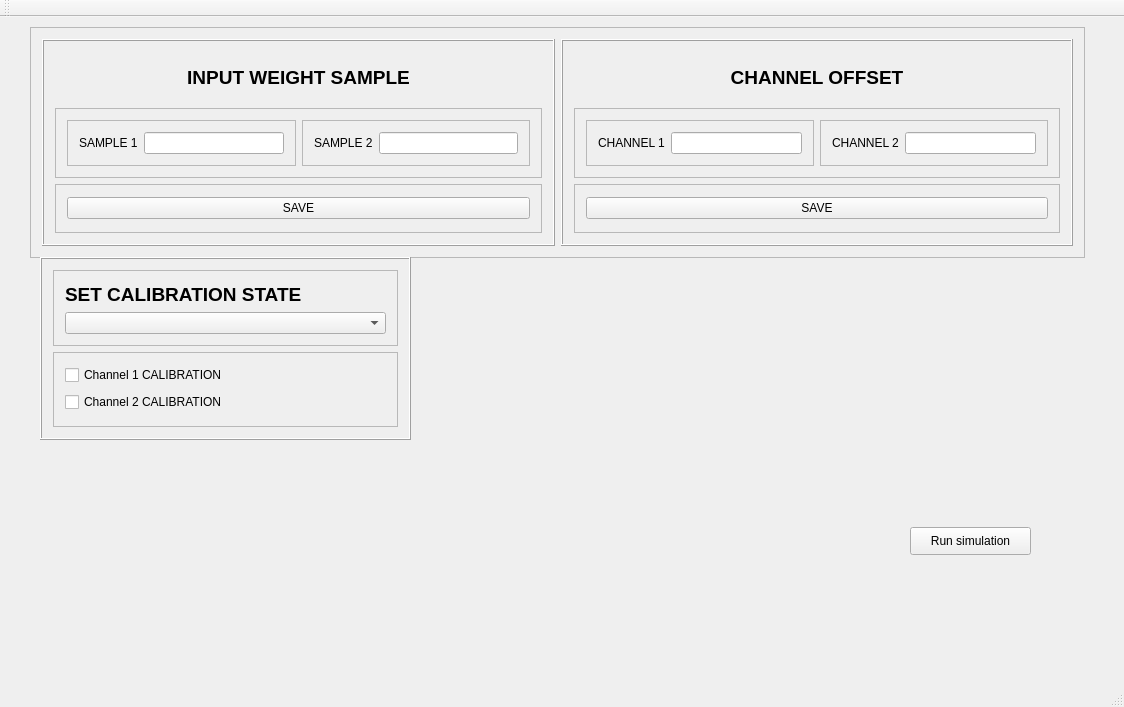
First picture: the form in mainwindow.ui, repository rightec/SiframixSimul, before the edit.
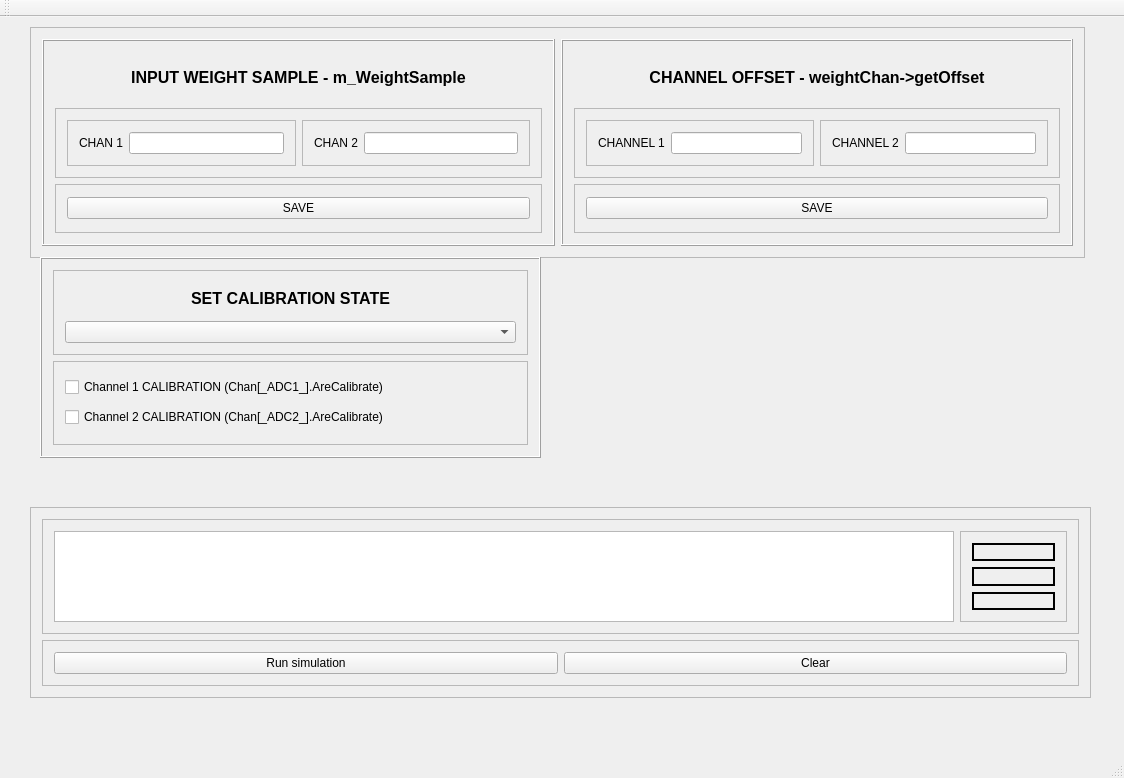
Second picture: the form after the edit.

Patch:
```diff
--- a/mainwindow.ui
+++ b/mainwindow.ui
@@ -7,26 +7,13 @@
     <x>0</x>
     <y>0</y>
     <width>1124</width>
-    <height>707</height>
+    <height>778</height>
    </rect>
   </property>
   <property name="windowTitle">
    <string>MainWindow</string>
   </property>
   <widget class="QWidget" name="centralWidget">
-   <widget class="QPushButton" name="pushButton">
-    <property name="geometry">
-     <rect>
-      <x>910</x>
-      <y>510</y>
-      <width>121</width>
-      <height>28</height>
-     </rect>
-    </property>
-    <property name="text">
-     <string>Run simulation</string>
-    </property>
-   </widget>
    <widget class="QFrame" name="frame_9">
     <property name="geometry">
      <rect>
@@ -56,13 +43,13 @@
          <widget class="QLabel" name="m_lbl_WeightSampleTitle">
           <property name="font">
            <font>
-            <pointsize>14</pointsize>
+            <pointsize>12</pointsize>
             <weight>75</weight>
             <bold>true</bold>
            </font>
           </property>
           <property name="text">
-           <string>INPUT WEIGHT SAMPLE</string>
+           <string>INPUT WEIGHT SAMPLE - m_WeightSample</string>
           </property>
           <property name="alignment">
            <set>Qt::AlignCenter</set>
@@ -90,7 +77,7 @@
               <item>
                <widget class="QLabel" name="label">
                 <property name="text">
-                 <string>SAMPLE 1</string>
+                 <string>CHAN 1</string>
                 </property>
                </widget>
               </item>
@@ -112,7 +99,7 @@
               <item>
                <widget class="QLabel" name="label_2">
                 <property name="text">
-                 <string>SAMPLE 2</string>
+                 <string>CHAN 2</string>
                 </property>
                </widget>
               </item>
@@ -160,13 +147,13 @@
          <widget class="QLabel" name="m_lbl_WeightSampleTitle_2">
           <property name="font">
            <font>
-            <pointsize>14</pointsize>
+            <pointsize>12</pointsize>
             <weight>75</weight>
             <bold>true</bold>
            </font>
           </property>
           <property name="text">
-           <string>CHANNEL OFFSET</string>
+           <string>CHANNEL OFFSET - weightChan-&gt;getOffset</string>
           </property>
           <property name="alignment">
            <set>Qt::AlignCenter</set>
@@ -258,8 +245,8 @@
      <rect>
       <x>40</x>
       <y>240</y>
-      <width>371</width>
-      <height>183</height>
+      <width>501</width>
+      <height>201</height>
      </rect>
     </property>
     <property name="frameShape">
@@ -282,7 +269,7 @@
          <widget class="QLabel" name="label_5">
           <property name="font">
            <font>
-            <pointsize>14</pointsize>
+            <pointsize>12</pointsize>
             <weight>75</weight>
             <bold>true</bold>
            </font>
@@ -290,6 +277,9 @@
           <property name="text">
            <string>SET CALIBRATION STATE</string>
           </property>
+          <property name="alignment">
+           <set>Qt::AlignCenter</set>
+          </property>
          </widget>
         </item>
         <item>
@@ -314,14 +304,131 @@
         <item>
          <widget class="QCheckBox" name="checkBox">
           <property name="text">
-           <string>Channel 1 CALIBRATION</string>
+           <string>Channel 1 CALIBRATION (Chan[_ADC1_].AreCalibrate)</string>
           </property>
          </widget>
         </item>
         <item>
          <widget class="QCheckBox" name="checkBox_2">
           <property name="text">
-           <string>Channel 2 CALIBRATION</string>
+           <string>Channel 2 CALIBRATION (Chan[_ADC2_].AreCalibrate)</string>
+          </property>
+         </widget>
+        </item>
+       </layout>
+      </widget>
+     </item>
+    </layout>
+   </widget>
+   <widget class="QFrame" name="frame_13">
+    <property name="geometry">
+     <rect>
+      <x>30</x>
+      <y>490</y>
+      <width>1061</width>
+      <height>191</height>
+     </rect>
+    </property>
+    <property name="frameShape">
+     <enum>QFrame::StyledPanel</enum>
+    </property>
+    <property name="frameShadow">
+     <enum>QFrame::Raised</enum>
+    </property>
+    <layout class="QVBoxLayout" name="verticalLayout_8">
+     <item>
+      <widget class="QFrame" name="frame_16">
+       <property name="frameShape">
+        <enum>QFrame::StyledPanel</enum>
+       </property>
+       <property name="frameShadow">
+        <enum>QFrame::Raised</enum>
+       </property>
+       <layout class="QHBoxLayout" name="horizontalLayout_9">
+        <item>
+         <widget class="QPlainTextEdit" name="m_Txt_Log">
+          <property name="maximumSize">
+           <size>
+            <width>900</width>
+            <height>16777215</height>
+           </size>
+          </property>
+         </widget>
+        </item>
+        <item>
+         <widget class="QFrame" name="frame_15">
+          <property name="frameShape">
+           <enum>QFrame::StyledPanel</enum>
+          </property>
+          <property name="frameShadow">
+           <enum>QFrame::Raised</enum>
+          </property>
+          <layout class="QVBoxLayout" name="verticalLayout_9">
+           <item>
+            <widget class="QLabel" name="m_lbl_red">
+             <property name="frameShape">
+              <enum>QFrame::Box</enum>
+             </property>
+             <property name="lineWidth">
+              <number>2</number>
+             </property>
+             <property name="text">
+              <string/>
+             </property>
+            </widget>
+           </item>
+           <item>
+            <widget class="QLabel" name="m_lbl_yellow">
+             <property name="frameShape">
+              <enum>QFrame::Box</enum>
+             </property>
+             <property name="lineWidth">
+              <number>2</number>
+             </property>
+             <property name="text">
+              <string/>
+             </property>
+            </widget>
+           </item>
+           <item>
+            <widget class="QLabel" name="m_lbl_green">
+             <property name="frameShape">
+              <enum>QFrame::Box</enum>
+             </property>
+             <property name="lineWidth">
+              <number>2</number>
+             </property>
+             <property name="text">
+              <string/>
+             </property>
+            </widget>
+           </item>
+          </layout>
+         </widget>
+        </item>
+       </layout>
+      </widget>
+     </item>
+     <item>
+      <widget class="QFrame" name="frame_14">
+       <property name="frameShape">
+        <enum>QFrame::StyledPanel</enum>
+       </property>
+       <property name="frameShadow">
+        <enum>QFrame::Raised</enum>
+       </property>
+       <layout class="QHBoxLayout" name="horizontalLayout_8">
+        <item>
+         <widget class="QPushButton" name="pushButton">
+          <property name="text">
+           <string>Run simulation</string>
+          </property>
+         </widget>
+        </item>
+        <item>
+         <widget class="QPushButton" name="pushButton_2">
+          <property name="text">
+           <string>Clear</string>
           </property>
          </widget>
         </item>
```
